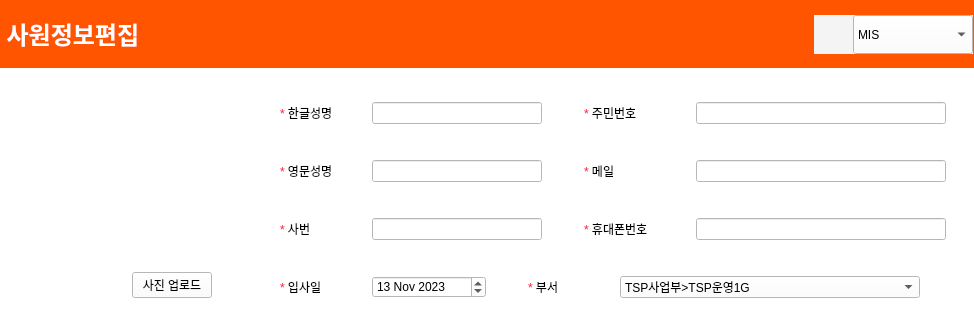
Above: emp_regist.ui from hyeona-jeong/HRIS before the change; both pictures show x 0 to 974 and y 0 to 320 of the 1261 by 929 pixel window. Below: the same form after it.
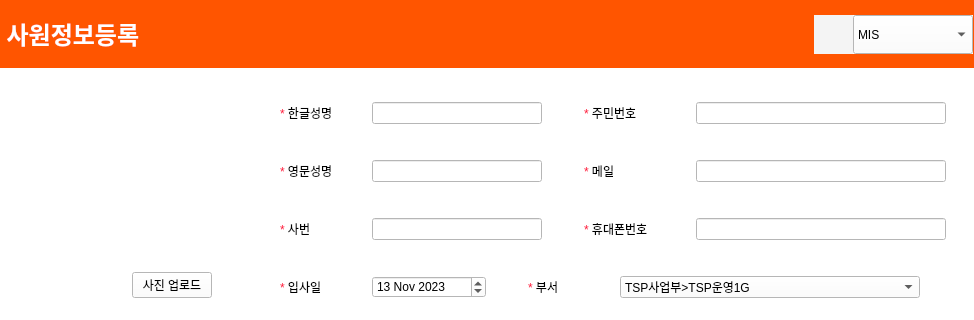
That is the form after the change. Icons and pictures are not drawn.

The edit to the form file:
```diff
--- a/emp_regist.ui
+++ b/emp_regist.ui
@@ -493,7 +493,7 @@
 color white;</string>
          </property>
          <property name="text">
-          <string>&lt;html&gt;&lt;head/&gt;&lt;body&gt;&lt;p&gt;&lt;span style=&quot; font-size:18pt; font-weight:600; color:#ffffff;&quot;&gt;&amp;nbsp;사원정보편집&lt;/span&gt;&lt;/p&gt;&lt;/body&gt;&lt;/html&gt;</string>
+          <string>&lt;html&gt;&lt;head/&gt;&lt;body&gt;&lt;p&gt;&lt;span style=&quot; font-size:18pt; font-weight:600; color:#ffffff;&quot;&gt; 사원정보등록&lt;/span&gt;&lt;/p&gt;&lt;/body&gt;&lt;/html&gt;</string>
          </property>
         </widget>
        </item>
```
Left out of the diff: 2 changed lines with no effect on the pictures.
